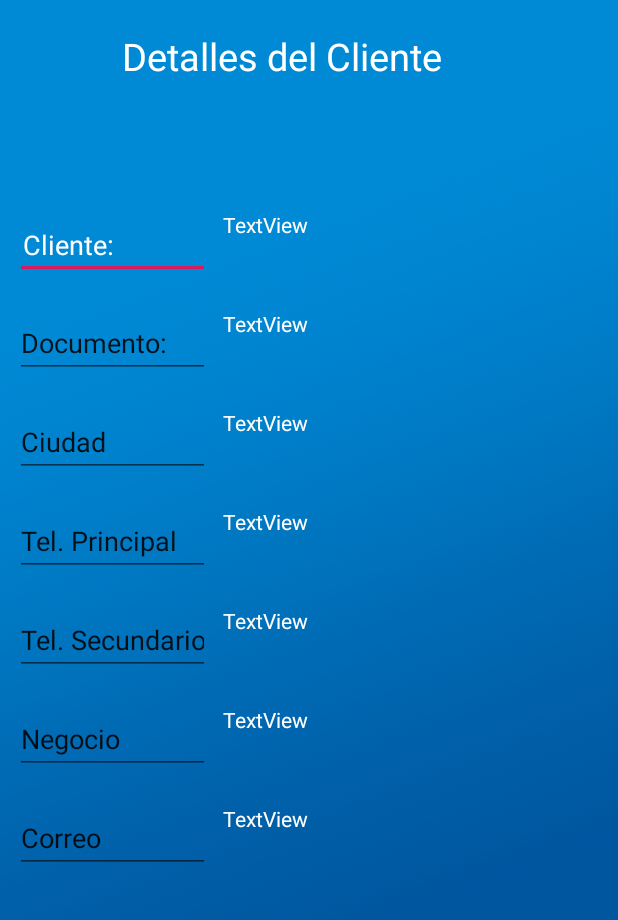
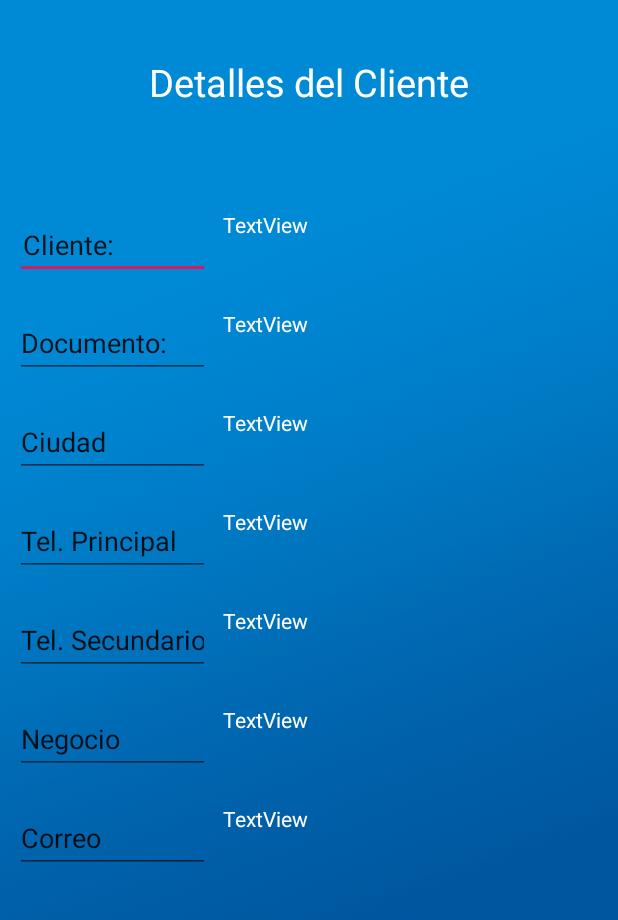
Before and after one commit to ewnarvaez/pickingApp, an Android app: the ClientDetailActivity screen opened directly, with no data from a screen before it, on a phone screen of 412 x 824 dp. Shown: the top 920 px of the screen. Run offline under Robolectric (Android 15) with nearby library versions, the phone set to English and light mode, and no system bars.

Commit message:
diseño en activity_client_detail

```diff
--- a/app/src/main/res/layout/activity_client_detail.xml
+++ b/app/src/main/res/layout/activity_client_detail.xml
@@ -15,9 +15,7 @@
         android:layout_marginStart="10dp"
         android:layout_marginTop="50dp"
         android:ems="10"
-        android:textColor="@color/White"
         android:padding="5dip"
-
         android:inputType="textPersonName"
         android:text="Cliente:"
         app:layout_constraintStart_toStartOf="parent"
@@ -168,6 +166,7 @@
         android:layout_marginStart="10dp"
         android:layout_marginTop="20dp"
         android:layout_marginEnd="10dp"
+        android:gravity="center"
         android:text="Detalles del Cliente"
         android:textSize="25dp"
         android:textColor="@color/White"
```
